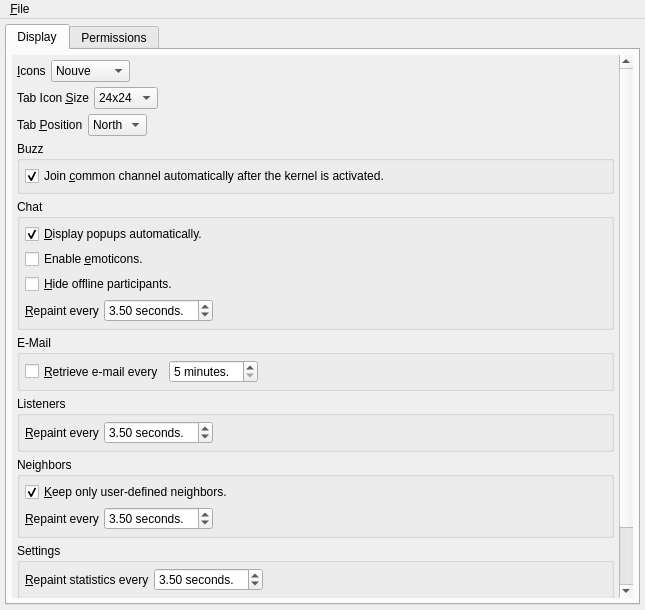
The window that UI/options.ui (xloem/spot-on-svn) describes before a commit, drawn with Qt 5.
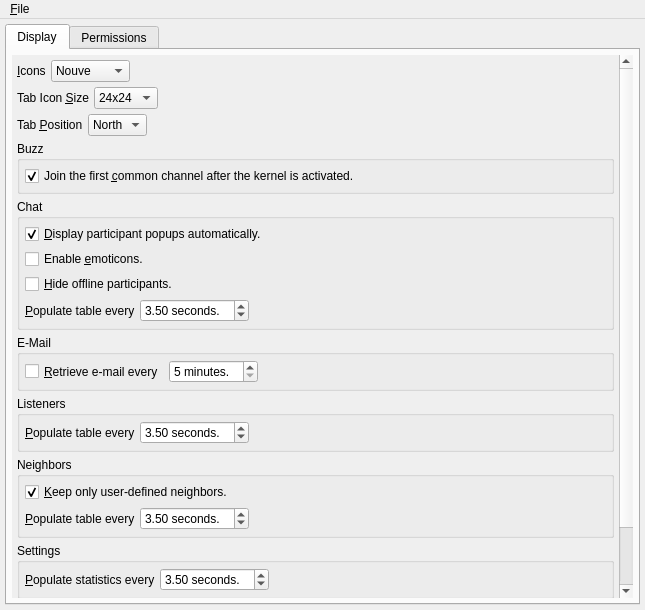
The same window after the commit. Icons and pictures are not drawn.

The edit to the form file:
```diff
--- a/UI/options.ui
+++ b/UI/options.ui
@@ -53,7 +53,7 @@
            <property name="geometry">
             <rect>
              <x>0</x>
-             <y>0</y>
+             <y>-88</y>
              <width>606</width>
              <height>624</height>
             </rect>
@@ -256,7 +256,7 @@
                   </sizepolicy>
                  </property>
                  <property name="text">
-                  <string>Join &amp;common channel automatically after the kernel is activated.</string>
+                  <string>Join the first &amp;common channel after the kernel is activated.</string>
                  </property>
                  <property name="checked">
                   <bool>true</bool>
@@ -281,7 +281,7 @@
                <item>
                 <widget class="QCheckBox" name="displayPopups">
                  <property name="text">
-                  <string>&amp;Display popups automatically.</string>
+                  <string>&amp;Display participant popups automatically.</string>
                  </property>
                  <property name="checked">
                   <bool>true</bool>
@@ -310,7 +310,7 @@
                  <item>
                   <widget class="QLabel" name="label_121">
                    <property name="text">
-                    <string>&amp;Repaint every</string>
+                    <string>&amp;Populate table every</string>
                    </property>
                    <property name="buddy">
                     <cstring>chatUpdateInterval</cstring>
@@ -432,7 +432,7 @@
                  <item>
                   <widget class="QLabel" name="label_123">
                    <property name="text">
-                    <string>&amp;Repaint every</string>
+                    <string>&amp;Populate table every</string>
                    </property>
                    <property name="buddy">
                     <cstring>listenersUpdateInterval</cstring>
@@ -509,7 +509,7 @@
                  <item>
                   <widget class="QLabel" name="label_125">
                    <property name="text">
-                    <string>&amp;Repaint every</string>
+                    <string>&amp;Populate table every</string>
                    </property>
                    <property name="buddy">
                     <cstring>neighborsUpdateInterval</cstring>
@@ -570,7 +570,7 @@
                  <item>
                   <widget class="QLabel" name="label_127">
                    <property name="text">
-                    <string>&amp;Repaint statistics every</string>
+                    <string>&amp;Populate statistics every</string>
                    </property>
                    <property name="buddy">
                     <cstring>kernelUpdateInterval</cstring>
```
Left out of the diff: 10 changed lines with no effect on the pictures.
